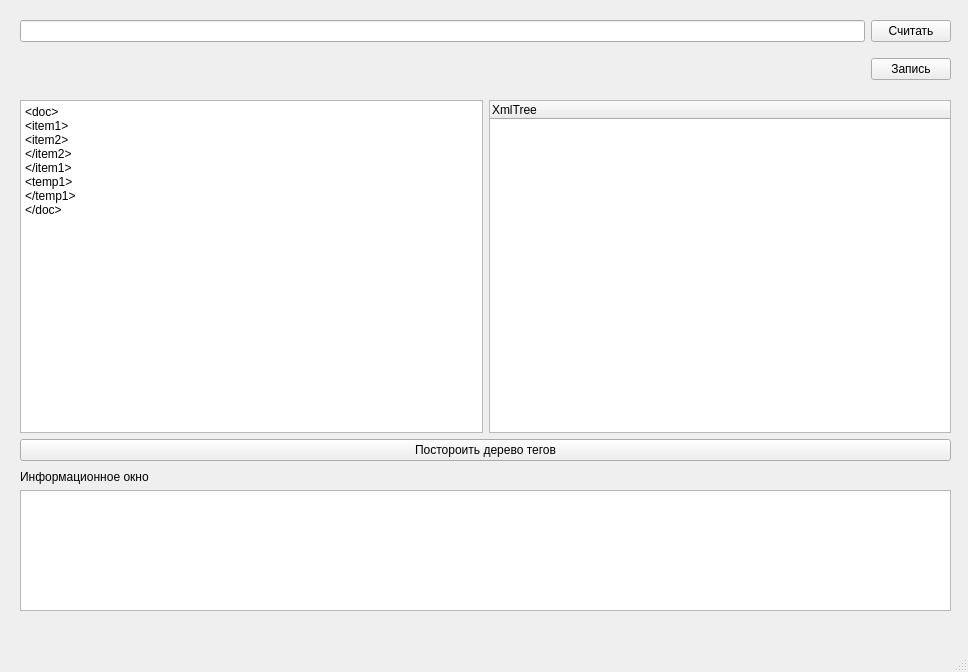
Above: mainwindow.ui from obrodiga/XmrReder before the change. Below: the same form after it.
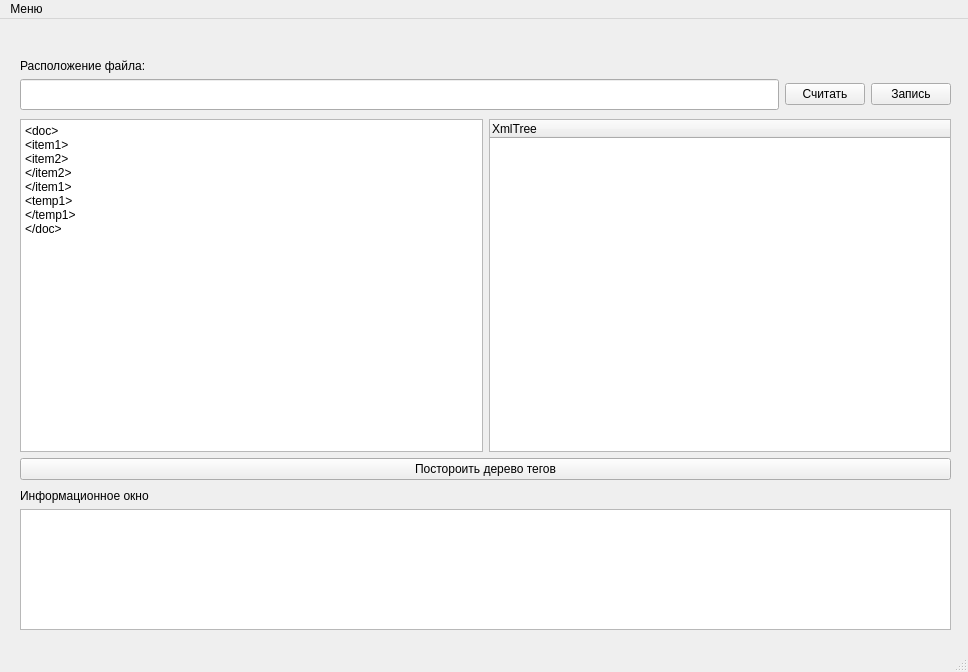
That is the form after the change.

Commit message: Обновление UI

Patch:
```diff
--- a/mainwindow.ui
+++ b/mainwindow.ui
@@ -85,29 +85,49 @@
     <property name="geometry">
      <rect>
       <x>20</x>
-      <y>10</y>
+      <y>40</y>
       <width>931</width>
-      <height>81</height>
+      <height>51</height>
      </rect>
     </property>
     <layout class="QGridLayout" name="gridLayout_2">
-     <item row="0" column="0">
-      <widget class="QLineEdit" name="FileFolder"/>
+     <item row="1" column="0">
+      <widget class="QLineEdit" name="FileFolder">
+       <property name="sizePolicy">
+        <sizepolicy hsizetype="Expanding" vsizetype="Expanding">
+         <horstretch>0</horstretch>
+         <verstretch>0</verstretch>
+        </sizepolicy>
+       </property>
+      </widget>
      </item>
-     <item row="1" column="1">
+     <item row="1" column="2">
       <widget class="QPushButton" name="FileSave">
        <property name="text">
         <string>Запись</string>
        </property>
       </widget>
      </item>
-     <item row="0" column="1">
+     <item row="1" column="1">
       <widget class="QPushButton" name="FileOpen">
        <property name="text">
         <string>Считать</string>
        </property>
       </widget>
      </item>
+     <item row="0" column="0">
+      <widget class="QLabel" name="label_2">
+       <property name="sizePolicy">
+        <sizepolicy hsizetype="Minimum" vsizetype="Minimum">
+         <horstretch>0</horstretch>
+         <verstretch>0</verstretch>
+        </sizepolicy>
+       </property>
+       <property name="text">
+        <string>Расположение файла:</string>
+       </property>
+      </widget>
+     </item>
     </layout>
    </widget>
    <widget class="QWidget" name="verticalLayoutWidget">
@@ -152,6 +172,16 @@
      <height>22</height>
     </rect>
    </property>
+   <widget class="QMenu" name="MenuSetings">
+    <property name="title">
+     <string>Меню</string>
+    </property>
+    <addaction name="gideButton"/>
+    <addaction name="infoButton"/>
+    <addaction name="separator"/>
+    <addaction name="closeButton"/>
+   </widget>
+   <addaction name="MenuSetings"/>
   </widget>
   <widget class="QStatusBar" name="statusbar"/>
  </widget>
```
Left out of the diff: 15 changed lines with no effect on the pictures. The commit also changes 6 other files.
